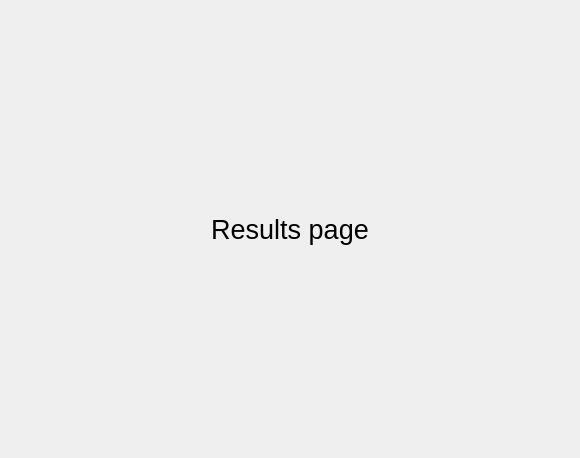
First picture: the form in package/results/gui_results.ui, repository ljengic/BLE_desktop_application, before the edit.
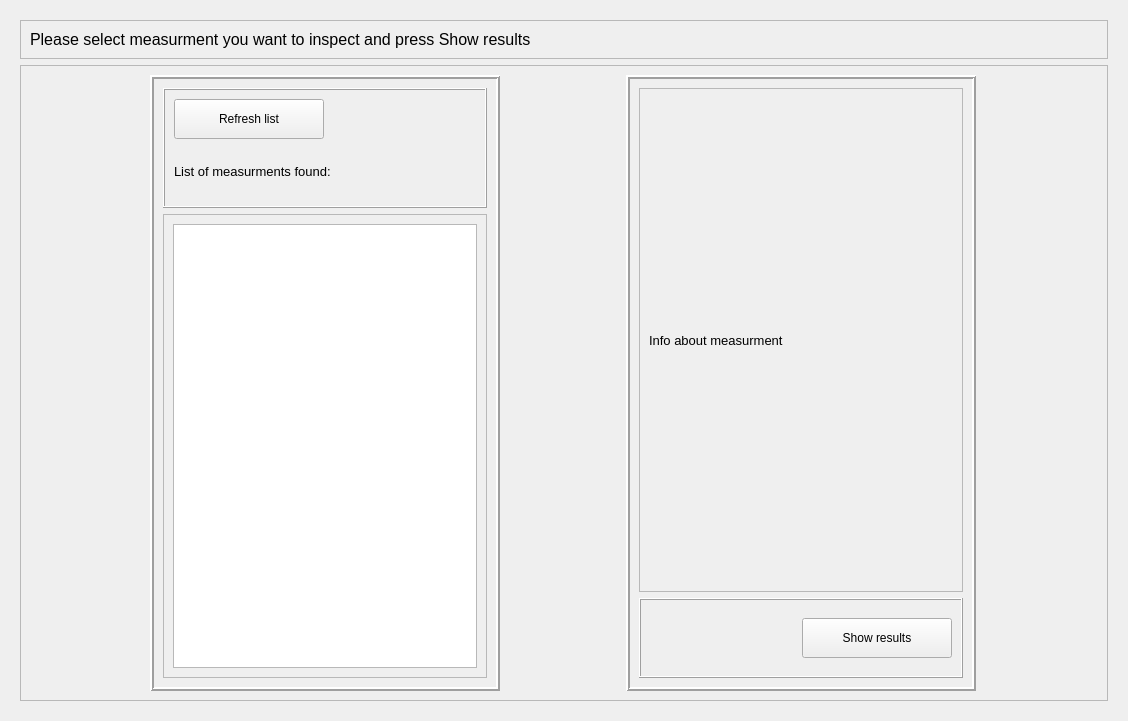
Second picture: the form after the edit.

Commit message: add showing result basic functionality

```diff
--- a/package/results/gui_results.ui
+++ b/package/results/gui_results.ui
@@ -6,8 +6,8 @@
    <rect>
     <x>0</x>
     <y>0</y>
-    <width>580</width>
-    <height>458</height>
+    <width>1128</width>
+    <height>721</height>
    </rect>
   </property>
   <property name="windowTitle">
@@ -15,18 +15,260 @@
   </property>
   <layout class="QGridLayout" name="gridLayout">
    <item row="0" column="0">
-    <widget class="QLabel" name="label">
-     <property name="font">
-      <font>
-       <pointsize>20</pointsize>
-      </font>
+    <widget class="QStackedWidget" name="stackedWidget">
+     <property name="currentIndex">
+      <number>0</number>
      </property>
-     <property name="text">
-      <string>Results page</string>
-     </property>
-     <property name="alignment">
-      <set>Qt::AlignCenter</set>
-     </property>
+     <widget class="QWidget" name="page">
+      <layout class="QVBoxLayout" name="verticalLayout">
+       <item>
+        <widget class="QFrame" name="frame_2">
+         <property name="frameShape">
+          <enum>QFrame::StyledPanel</enum>
+         </property>
+         <property name="frameShadow">
+          <enum>QFrame::Raised</enum>
+         </property>
+         <layout class="QGridLayout" name="gridLayout_3">
+          <item row="0" column="0">
+           <widget class="QLabel" name="label_2">
+            <property name="font">
+             <font>
+              <pointsize>12</pointsize>
+             </font>
+            </property>
+            <property name="text">
+             <string>Please select measurment you want to inspect and press Show results</string>
+            </property>
+           </widget>
+          </item>
+         </layout>
+        </widget>
+       </item>
+       <item>
+        <widget class="QFrame" name="frame_8">
+         <property name="frameShape">
+          <enum>QFrame::StyledPanel</enum>
+         </property>
+         <property name="frameShadow">
+          <enum>QFrame::Raised</enum>
+         </property>
+         <layout class="QHBoxLayout" name="horizontalLayout_3">
+          <item>
+           <widget class="QFrame" name="frame">
+            <property name="minimumSize">
+             <size>
+              <width>350</width>
+              <height>400</height>
+             </size>
+            </property>
+            <property name="maximumSize">
+             <size>
+              <width>350</width>
+              <height>16777215</height>
+             </size>
+            </property>
+            <property name="frameShape">
+             <enum>QFrame::Box</enum>
+            </property>
+            <property name="frameShadow">
+             <enum>QFrame::Raised</enum>
+            </property>
+            <property name="lineWidth">
+             <number>2</number>
+            </property>
+            <layout class="QVBoxLayout" name="verticalLayout_10">
+             <item>
+              <widget class="QFrame" name="frame_3">
+               <property name="minimumSize">
+                <size>
+                 <width>0</width>
+                 <height>120</height>
+                </size>
+               </property>
+               <property name="frameShape">
+                <enum>QFrame::Box</enum>
+               </property>
+               <property name="frameShadow">
+                <enum>QFrame::Raised</enum>
+               </property>
+               <layout class="QVBoxLayout" name="verticalLayout_2">
+                <item>
+                 <layout class="QHBoxLayout" name="horizontalLayout_2">
+                  <item>
+                   <widget class="QPushButton" name="btn_refresh">
+                    <property name="minimumSize">
+                     <size>
+                      <width>150</width>
+                      <height>40</height>
+                     </size>
+                    </property>
+                    <property name="text">
+                     <string>Refresh list</string>
+                    </property>
+                   </widget>
+                  </item>
+                  <item>
+                   <spacer name="horizontalSpacer">
+                    <property name="orientation">
+                     <enum>Qt::Horizontal</enum>
+                    </property>
+                    <property name="sizeHint" stdset="0">
+                     <size>
+                      <width>98</width>
+                      <height>37</height>
+                     </size>
+                    </property>
+                   </spacer>
+                  </item>
+                 </layout>
+                </item>
+                <item>
+                 <widget class="QLabel" name="label_9">
+                  <property name="font">
+                   <font>
+                    <pointsize>10</pointsize>
+                   </font>
+                  </property>
+                  <property name="text">
+                   <string>List of measurments found:</string>
+                  </property>
+                 </widget>
+                </item>
+               </layout>
+              </widget>
+             </item>
+             <item>
+              <widget class="QFrame" name="frame_4">
+               <property name="frameShape">
+                <enum>QFrame::StyledPanel</enum>
+               </property>
+               <property name="frameShadow">
+                <enum>QFrame::Raised</enum>
+               </property>
+               <layout class="QGridLayout" name="gridLayout_2">
+                <item row="0" column="1">
+                 <widget class="QListWidget" name="listWidget"/>
+                </item>
+               </layout>
+              </widget>
+             </item>
+            </layout>
+           </widget>
+          </item>
+          <item>
+           <widget class="QFrame" name="frame_5">
+            <property name="minimumSize">
+             <size>
+              <width>350</width>
+              <height>400</height>
+             </size>
+            </property>
+            <property name="maximumSize">
+             <size>
+              <width>350</width>
+              <height>16777215</height>
+             </size>
+            </property>
+            <property name="frameShape">
+             <enum>QFrame::Box</enum>
+            </property>
+            <property name="frameShadow">
+             <enum>QFrame::Raised</enum>
+            </property>
+            <property name="lineWidth">
+             <number>2</number>
+            </property>
+            <layout class="QVBoxLayout" name="verticalLayout_11">
+             <item>
+              <widget class="QFrame" name="frame_7">
+               <property name="frameShape">
+                <enum>QFrame::StyledPanel</enum>
+               </property>
+               <property name="frameShadow">
+                <enum>QFrame::Raised</enum>
+               </property>
+               <layout class="QGridLayout" name="gridLayout_4">
+                <item row="0" column="0">
+                 <widget class="QLabel" name="label_3">
+                  <property name="font">
+                   <font>
+                    <pointsize>10</pointsize>
+                   </font>
+                  </property>
+                  <property name="text">
+                   <string>Info about measurment</string>
+                  </property>
+                 </widget>
+                </item>
+               </layout>
+              </widget>
+             </item>
+             <item>
+              <widget class="QFrame" name="frame_6">
+               <property name="minimumSize">
+                <size>
+                 <width>0</width>
+                 <height>80</height>
+                </size>
+               </property>
+               <property name="maximumSize">
+                <size>
+                 <width>16777215</width>
+                 <height>80</height>
+                </size>
+               </property>
+               <property name="frameShape">
+                <enum>QFrame::Box</enum>
+               </property>
+               <property name="frameShadow">
+                <enum>QFrame::Raised</enum>
+               </property>
+               <layout class="QHBoxLayout" name="horizontalLayout">
+                <item>
+                 <spacer name="horizontalSpacer_2">
+                  <property name="orientation">
+                   <enum>Qt::Horizontal</enum>
+                  </property>
+                  <property name="sizeHint" stdset="0">
+                   <size>
+                    <width>134</width>
+                    <height>37</height>
+                   </size>
+                  </property>
+                 </spacer>
+                </item>
+                <item>
+                 <widget class="QPushButton" name="btn_show">
+                  <property name="minimumSize">
+                   <size>
+                    <width>150</width>
+                    <height>40</height>
+                   </size>
+                  </property>
+                  <property name="text">
+                   <string>Show results</string>
+                  </property>
+                 </widget>
+                </item>
+               </layout>
+              </widget>
+             </item>
+            </layout>
+           </widget>
+          </item>
+         </layout>
+        </widget>
+       </item>
+      </layout>
+     </widget>
+     <widget class="QWidget" name="page_2">
+      <layout class="QGridLayout" name="gridLayout_5">
+       <item row="0" column="0">
+        <widget class="QWidget" name="widget" native="true"/>
+       </item>
+      </layout>
+     </widget>
     </widget>
    </item>
   </layout>
```
The commit also changes 2 other files.
